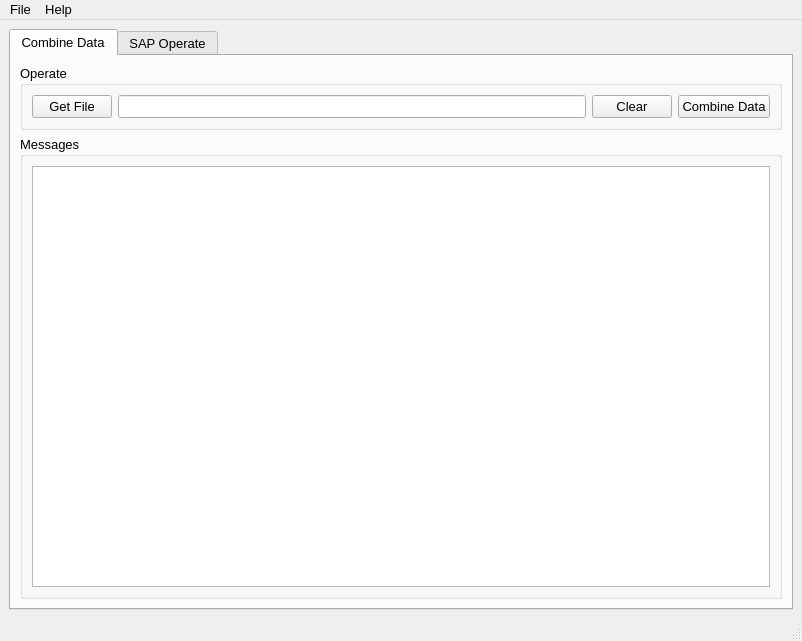
This is Operate/GUI/Sap/Sap_Operate_UI.ui in chen-huai/work as Qt 5 draws it before an edit. The edited form follows.
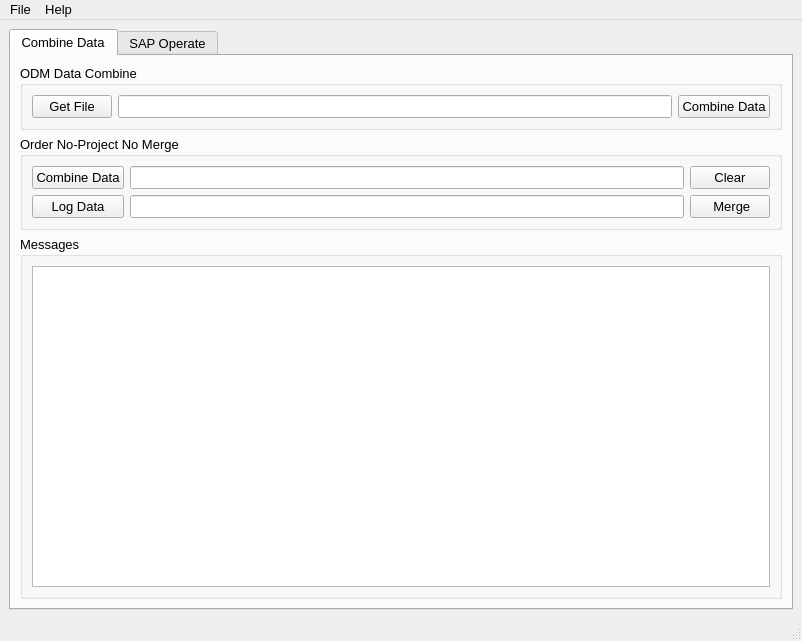
This is the edited form. Icons and pictures are not drawn.

Commit message: 添加Order合并Project功能，登录参数设置；修复删除已有order no数据等

What changed in the file:
```diff
--- a/Operate/GUI/Sap/Sap_Operate_UI.ui
+++ b/Operate/GUI/Sap/Sap_Operate_UI.ui
@@ -49,7 +49,7 @@
            </sizepolicy>
           </property>
           <property name="title">
-           <string>Operate</string>
+           <string>ODM Data Combine</string>
           </property>
           <layout class="QGridLayout" name="gridLayout_4">
            <item row="0" column="0">
@@ -69,17 +69,10 @@
            <item row="0" column="1">
             <widget class="QLineEdit" name="lineEdit_7"/>
            </item>
-           <item row="0" column="2">
-            <widget class="QPushButton" name="pushButton_20">
-             <property name="text">
-              <string>Clear</string>
-             </property>
-            </widget>
-           </item>
           </layout>
          </widget>
         </item>
-        <item row="1" column="0">
+        <item row="2" column="0">
          <widget class="QGroupBox" name="groupBox_6">
           <property name="title">
            <string>Messages</string>
@@ -91,6 +84,61 @@
           </layout>
          </widget>
         </item>
+        <item row="1" column="0">
+         <widget class="QGroupBox" name="groupBox_9">
+          <property name="sizePolicy">
+           <sizepolicy hsizetype="Expanding" vsizetype="Fixed">
+            <horstretch>0</horstretch>
+            <verstretch>0</verstretch>
+           </sizepolicy>
+          </property>
+          <property name="title">
+           <string>Order No-Project No Merge</string>
+          </property>
+          <layout class="QGridLayout" name="gridLayout_8">
+           <item row="0" column="0">
+            <widget class="QPushButton" name="pushButton_23">
+             <property name="sizePolicy">
+              <sizepolicy hsizetype="Minimum" vsizetype="Fixed">
+               <horstretch>0</horstretch>
+               <verstretch>0</verstretch>
+              </sizepolicy>
+             </property>
+             <property name="text">
+              <string>Combine Data</string>
+             </property>
+            </widget>
+           </item>
+           <item row="1" column="0">
+            <widget class="QPushButton" name="pushButton_24">
+             <property name="text">
+              <string>Log Data</string>
+             </property>
+            </widget>
+           </item>
+           <item row="1" column="1">
+            <widget class="QLineEdit" name="lineEdit_9"/>
+           </item>
+           <item row="0" column="1">
+            <widget class="QLineEdit" name="lineEdit_8"/>
+           </item>
+           <item row="1" column="2">
+            <widget class="QPushButton" name="pushButton_25">
+             <property name="text">
+              <string> Merge</string>
+             </property>
+            </widget>
+           </item>
+           <item row="0" column="2">
+            <widget class="QPushButton" name="pushButton_20">
+             <property name="text">
+              <string>Clear</string>
+             </property>
+            </widget>
+           </item>
+          </layout>
+         </widget>
+        </item>
        </layout>
       </widget>
       <widget class="QWidget" name="tab">
```
The commit also changes 4 other files.
